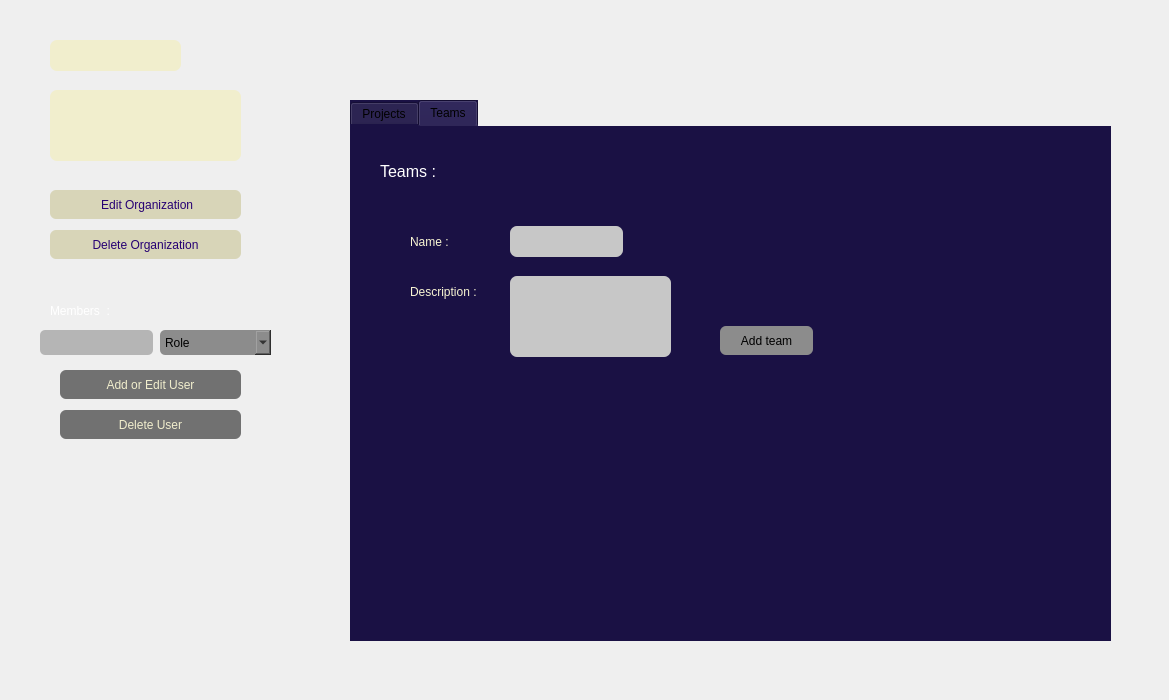
This is client_apProject/orgdialog.ui in sabasheikhi/ap_project as Qt 5 draws it before an edit. The edited form follows.
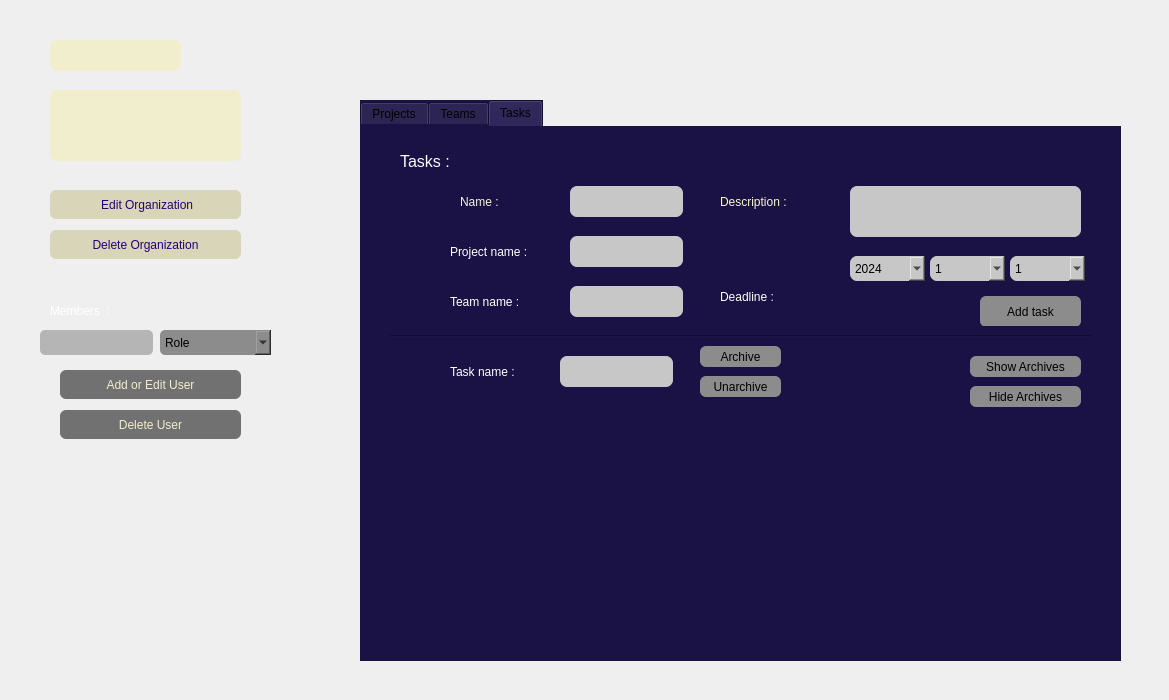
This is the edited form. Icons and pictures are not drawn.

Commit message:
task ui and dialog created
task ui and dialog created. and project list and team list handled.

Diff of the .ui file:
```diff
--- a/client_apProject/orgdialog.ui
+++ b/client_apProject/orgdialog.ui
@@ -199,10 +199,10 @@
   <widget class="QTabWidget" name="tabWidget">
    <property name="geometry">
     <rect>
-     <x>350</x>
+     <x>360</x>
      <y>100</y>
      <width>761</width>
-     <height>541</height>
+     <height>561</height>
     </rect>
    </property>
    <property name="styleSheet">
@@ -211,7 +211,7 @@
 </string>
    </property>
    <property name="currentIndex">
-    <number>1</number>
+    <number>2</number>
    </property>
    <widget class="QWidget" name="Projects">
     <property name="styleSheet">
@@ -449,6 +449,596 @@
      <layout class="QHBoxLayout" name="teamlay"/>
     </widget>
    </widget>
+   <widget class="QWidget" name="Tasks">
+    <attribute name="title">
+     <string>Tasks</string>
+    </attribute>
+    <widget class="QLabel" name="label_5">
+     <property name="geometry">
+      <rect>
+       <x>360</x>
+       <y>60</y>
+       <width>91</width>
+       <height>31</height>
+      </rect>
+     </property>
+     <property name="styleSheet">
+      <string notr="true">color: rgb(248, 245, 211);</string>
+     </property>
+     <property name="text">
+      <string>Description :</string>
+     </property>
+    </widget>
+    <widget class="QLabel" name="label_6">
+     <property name="geometry">
+      <rect>
+       <x>100</x>
+       <y>60</y>
+       <width>71</width>
+       <height>31</height>
+      </rect>
+     </property>
+     <property name="styleSheet">
+      <string notr="true">color: rgb(248, 245, 211);</string>
+     </property>
+     <property name="text">
+      <string>Name :</string>
+     </property>
+    </widget>
+    <widget class="QLabel" name="teamlabel_2">
+     <property name="geometry">
+      <rect>
+       <x>40</x>
+       <y>20</y>
+       <width>71</width>
+       <height>31</height>
+      </rect>
+     </property>
+     <property name="font">
+      <font>
+       <pointsize>12</pointsize>
+       <italic>false</italic>
+       <bold>false</bold>
+      </font>
+     </property>
+     <property name="styleSheet">
+      <string notr="true">color: rgb(255, 255, 255);</string>
+     </property>
+     <property name="text">
+      <string>Tasks :</string>
+     </property>
+    </widget>
+    <widget class="QLineEdit" name="taskname">
+     <property name="geometry">
+      <rect>
+       <x>210</x>
+       <y>60</y>
+       <width>113</width>
+       <height>31</height>
+      </rect>
+     </property>
+     <property name="styleSheet">
+      <string notr="true">background-color: rgb(199, 199, 199);
+border-radius:7px;</string>
+     </property>
+    </widget>
+    <widget class="QTextEdit" name="taskdes">
+     <property name="geometry">
+      <rect>
+       <x>490</x>
+       <y>60</y>
+       <width>231</width>
+       <height>51</height>
+      </rect>
+     </property>
+     <property name="styleSheet">
+      <string notr="true">background-color: rgb(199, 199, 199);
+border-radius:7px;</string>
+     </property>
+    </widget>
+    <widget class="QPushButton" name="addteask">
+     <property name="geometry">
+      <rect>
+       <x>620</x>
+       <y>170</y>
+       <width>101</width>
+       <height>31</height>
+      </rect>
+     </property>
+     <property name="styleSheet">
+      <string notr="true">background-color: rgb(140, 140, 140);
+border-radius:6px;</string>
+     </property>
+     <property name="text">
+      <string>Add task</string>
+     </property>
+    </widget>
+    <widget class="QWidget" name="horizontalLayoutWidget_3">
+     <property name="geometry">
+      <rect>
+       <x>30</x>
+       <y>300</y>
+       <width>711</width>
+       <height>191</height>
+      </rect>
+     </property>
+     <layout class="QHBoxLayout" name="tasklay"/>
+    </widget>
+    <widget class="QLabel" name="label_7">
+     <property name="geometry">
+      <rect>
+       <x>90</x>
+       <y>110</y>
+       <width>101</width>
+       <height>31</height>
+      </rect>
+     </property>
+     <property name="styleSheet">
+      <string notr="true">color: rgb(255, 255, 255);</string>
+     </property>
+     <property name="text">
+      <string>Project name :</string>
+     </property>
+    </widget>
+    <widget class="QLabel" name="label_8">
+     <property name="geometry">
+      <rect>
+       <x>90</x>
+       <y>160</y>
+       <width>101</width>
+       <height>31</height>
+      </rect>
+     </property>
+     <property name="styleSheet">
+      <string notr="true">color: rgb(255, 255, 255);</string>
+     </property>
+     <property name="text">
+      <string>Team name :</string>
+     </property>
+    </widget>
+    <widget class="QLineEdit" name="projectname">
+     <property name="geometry">
+      <rect>
+       <x>210</x>
+       <y>110</y>
+       <width>113</width>
+       <height>31</height>
+      </rect>
+     </property>
+     <property name="styleSheet">
+      <string notr="true">background-color: rgb(199, 199, 199);
+border-radius:7px;</string>
+     </property>
+    </widget>
+    <widget class="QLineEdit" name="teamname">
+     <property name="geometry">
+      <rect>
+       <x>210</x>
+       <y>160</y>
+       <width>113</width>
+       <height>31</height>
+      </rect>
+     </property>
+     <property name="styleSheet">
+      <string notr="true">background-color: rgb(199, 199, 199);
+border-radius:7px;</string>
+     </property>
+    </widget>
+    <widget class="QLabel" name="label_9">
+     <property name="geometry">
+      <rect>
+       <x>360</x>
+       <y>160</y>
+       <width>81</width>
+       <height>21</height>
+      </rect>
+     </property>
+     <property name="styleSheet">
+      <string notr="true">color: rgb(255, 255, 255);</string>
+     </property>
+     <property name="text">
+      <string>Deadline :</string>
+     </property>
+    </widget>
+    <widget class="QComboBox" name="year">
+     <property name="geometry">
+      <rect>
+       <x>490</x>
+       <y>130</y>
+       <width>75</width>
+       <height>25</height>
+      </rect>
+     </property>
+     <property name="styleSheet">
+      <string notr="true">background-color: rgb(199, 199, 199);
+border-radius:7px;</string>
+     </property>
+     <item>
+      <property name="text">
+       <string>2024</string>
+      </property>
+     </item>
+     <item>
+      <property name="text">
+       <string>2025</string>
+      </property>
+     </item>
+     <item>
+      <property name="text">
+       <string>2026</string>
+      </property>
+     </item>
+     <item>
+      <property name="text">
+       <string>2027</string>
+      </property>
+     </item>
+     <item>
+      <property name="text">
+       <string>2028</string>
+      </property>
+     </item>
+     <item>
+      <property name="text">
+       <string>2029</string>
+      </property>
+     </item>
+     <item>
+      <property name="text">
+       <string>2030</string>
+      </property>
+     </item>
+    </widget>
+    <widget class="QComboBox" name="month">
+     <property name="geometry">
+      <rect>
+       <x>570</x>
+       <y>130</y>
+       <width>75</width>
+       <height>25</height>
+      </rect>
+     </property>
+     <property name="styleSheet">
+      <string notr="true">background-color: rgb(199, 199, 199);
+border-radius:7px;</string>
+     </property>
+     <item>
+      <property name="text">
+       <string>1</string>
+      </property>
+     </item>
+     <item>
+      <property name="text">
+       <string>2</string>
+      </property>
+     </item>
+     <item>
+      <property name="text">
+       <string>3</string>
+      </property>
+     </item>
+     <item>
+      <property name="text">
+       <string>4</string>
+      </property>
+     </item>
+     <item>
+      <property name="text">
+       <string>5</string>
+      </property>
+     </item>
+     <item>
+      <property name="text">
+       <string>6</string>
+      </property>
+     </item>
+     <item>
+      <property name="text">
+       <string>7</string>
+      </property>
+     </item>
+     <item>
+      <property name="text">
+       <string>8</string>
+      </property>
+     </item>
+     <item>
+      <property name="text">
+       <string>9</string>
+      </property>
+     </item>
+     <item>
+      <property name="text">
+       <string>10</string>
+      </property>
+     </item>
+     <item>
+      <property name="text">
+       <string>11</string>
+      </property>
+     </item>
+     <item>
+      <property name="text">
+       <string>12</string>
+      </property>
+     </item>
+    </widget>
+    <widget class="QComboBox" name="day">
+     <property name="geometry">
+      <rect>
+       <x>650</x>
+       <y>130</y>
+       <width>75</width>
+       <height>25</height>
+      </rect>
+     </property>
+     <property name="styleSheet">
+      <string notr="true">background-color: rgb(199, 199, 199);
+border-radius:7px;</string>
+     </property>
+     <item>
+      <property name="text">
+       <string>1</string>
+      </property>
+     </item>
+     <item>
+      <property name="text">
+       <string>2</string>
+      </property>
+     </item>
+     <item>
+      <property name="text">
+       <string>3</string>
+      </property>
+     </item>
+     <item>
+      <property name="text">
+       <string>4</string>
+      </property>
+     </item>
+     <item>
+      <property name="text">
+       <string>5</string>
+      </property>
+     </item>
+     <item>
+      <property name="text">
+       <string>6</string>
+      </property>
+     </item>
+     <item>
+      <property name="text">
+       <string>7</string>
+      </property>
+     </item>
+     <item>
+      <property name="text">
+       <string>8</string>
+      </property>
+     </item>
+     <item>
+      <property name="text">
+       <string>9</string>
+      </property>
+     </item>
+     <item>
+      <property name="text">
+       <string>10</string>
+      </property>
+     </item>
+     <item>
+      <property name="text">
+       <string>11</string>
+      </property>
+     </item>
+     <item>
+      <property name="text">
+       <string>12</string>
+      </property>
+     </item>
+     <item>
+      <property name="text">
+       <string>13</string>
+      </property>
+     </item>
+     <item>
+      <property name="text">
+       <string>14</string>
+      </property>
+     </item>
+     <item>
+      <property name="text">
+       <string>15</string>
+      </property>
+     </item>
+     <item>
+      <property name="text">
+       <string>16</string>
+      </property>
+     </item>
+     <item>
+      <property name="text">
+       <string>17</string>
+      </property>
+     </item>
+     <item>
+      <property name="text">
+       <string>18</string>
+      </property>
+     </item>
+     <item>
+      <property name="text">
+       <string>19</string>
+      </property>
+     </item>
+     <item>
+      <property name="text">
+       <string>20</string>
+      </property>
+     </item>
+     <item>
+      <property name="text">
+       <string>21</string>
+      </property>
+     </item>
+     <item>
+      <property name="text">
+       <string>22</string>
+      </property>
+     </item>
+     <item>
+      <property name="text">
+       <string>23</string>
+      </property>
+     </item>
+     <item>
+      <property name="text">
+       <string>24</string>
+      </property>
+     </item>
+     <item>
+      <property name="text">
+       <string>25</string>
+      </property>
+     </item>
+     <item>
+      <property name="text">
+       <string>26</string>
+      </property>
+     </item>
+     <item>
+      <property name="text">
+       <string>27</string>
+      </property>
+     </item>
+     <item>
+      <property name="text">
+       <string>28</string>
+      </property>
+     </item>
+     <item>
+      <property name="text">
+       <string>29</string>
+      </property>
+     </item>
+     <item>
+      <property name="text">
+       <string>30</string>
+      </property>
+     </item>
+    </widget>
+    <widget class="QLabel" name="label_10">
+     <property name="geometry">
+      <rect>
+       <x>90</x>
+       <y>230</y>
+       <width>91</width>
+       <height>31</height>
+      </rect>
+     </property>
+     <property name="styleSheet">
+      <string notr="true">color: rgb(255, 255, 255);</string>
+     </property>
+     <property name="text">
+      <string>Task name :</string>
+     </property>
+    </widget>
+    <widget class="QLineEdit" name="namearchive">
+     <property name="geometry">
+      <rect>
+       <x>200</x>
+       <y>230</y>
+       <width>113</width>
+       <height>31</height>
+      </rect>
+     </property>
+     <property name="styleSheet">
+      <string notr="true">background-color: rgb(199, 199, 199);
+border-radius:7px;</string>
+     </property>
+    </widget>
+    <widget class="QPushButton" name="setarchive">
+     <property name="geometry">
+      <rect>
+       <x>340</x>
+       <y>220</y>
+       <width>81</width>
+       <height>21</height>
+      </rect>
+     </property>
+     <property name="styleSheet">
+      <string notr="true">background-color: rgb(140, 140, 140);
+border-radius:6px;</string>
+     </property>
+     <property name="text">
+      <string>Archive</string>
+     </property>
+    </widget>
+    <widget class="QPushButton" name="setunarchive">
+     <property name="geometry">
+      <rect>
+       <x>340</x>
+       <y>250</y>
+       <width>81</width>
+       <height>21</height>
+      </rect>
+     </property>
+     <property name="styleSheet">
+      <string notr="true">background-color: rgb(140, 140, 140);
+border-radius:6px;</string>
+     </property>
+     <property name="text">
+      <string>Unarchive</string>
+     </property>
+    </widget>
+    <widget class="Line" name="line">
+     <property name="geometry">
+      <rect>
+       <x>30</x>
+       <y>200</y>
+       <width>701</width>
+       <height>20</height>
+      </rect>
+     </property>
+     <property name="orientation">
+      <enum>Qt::Horizontal</enum>
+     </property>
+    </widget>
+    <widget class="QPushButton" name="setarchive_2">
+     <property name="geometry">
+      <rect>
+       <x>610</x>
+       <y>230</y>
+       <width>111</width>
+       <height>21</height>
+      </rect>
+     </property>
+     <property name="styleSheet">
+      <string notr="true">background-color: rgb(140, 140, 140);
+border-radius:6px;</string>
+     </property>
+     <property name="text">
+      <string>Show Archives</string>
+     </property>
+    </widget>
+    <widget class="QPushButton" name="setarchive_3">
+     <property name="geometry">
+      <rect>
+       <x>610</x>
+       <y>260</y>
+       <width>111</width>
+       <height>21</height>
+      </rect>
+     </property>
+     <property name="styleSheet">
+      <string notr="true">background-color: rgb(140, 140, 140);
+border-radius:6px;</string>
+     </property>
+     <property name="text">
+      <string>Hide Archives</string>
+     </property>
+    </widget>
+   </widget>
   </widget>
  </widget>
  <resources/>
```
Left out of the diff: 4 changed lines with no effect on the pictures. The commit also changes 72 other files.
